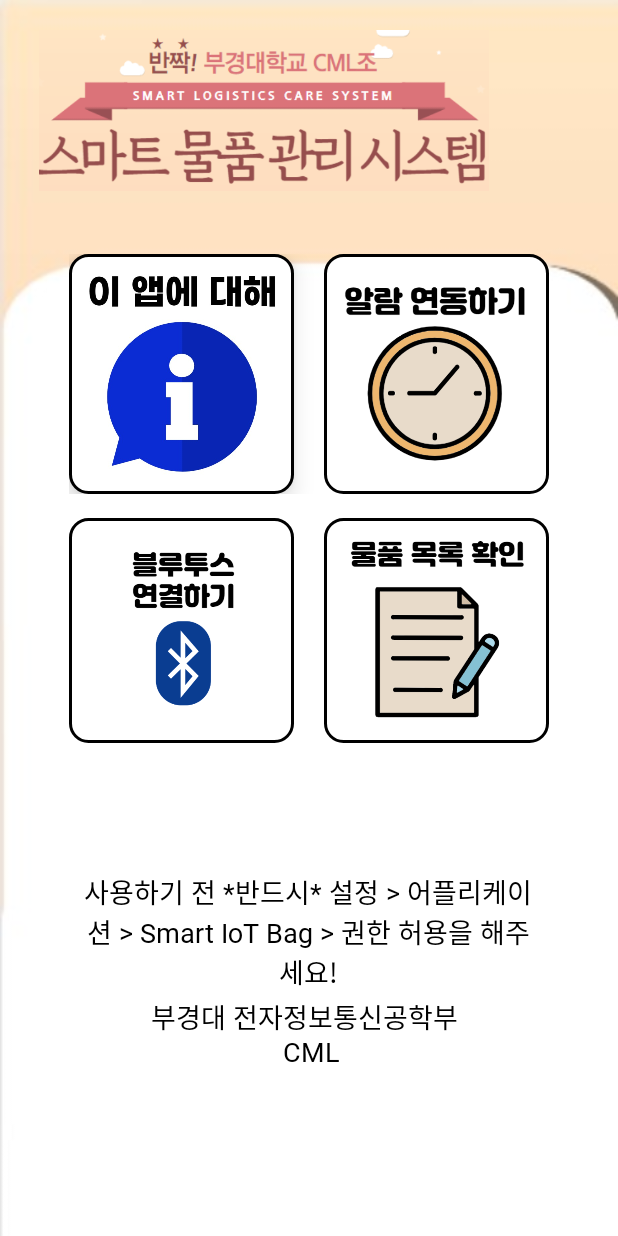
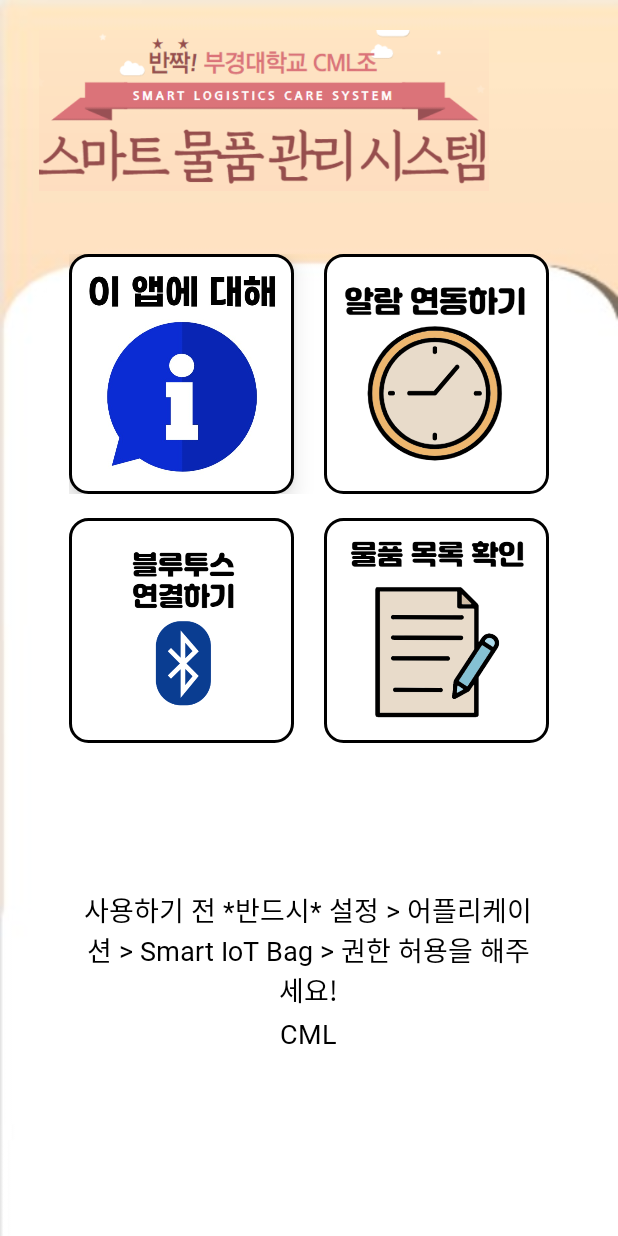
Before and after one commit to notavailiables/androidbluecon1, an Android app: the MainActivity screen opened directly, with no data from a screen before it, on a phone screen of 412 x 824 dp. Run offline under Robolectric (Android 15) with nearby library versions, the phone set to English and light mode, and no system bars; 4 statements that could not run were skipped.

Commit message:
Update strings.xml

```diff
--- a/app/src/main/res/values/strings.xml
+++ b/app/src/main/res/values/strings.xml
@@ -1,6 +1,6 @@
 <resources>
     <string name="app_name">Smart IoT Bag</string>
     <string name="main_text">사용하기 전 *반드시* 설정 > 어플리케이션 > Smart IoT Bag > 권한 허용을 해주세요! </string>
-    <string name="main_text1">부경대 전자정보통신공학부 \n CML</string>
+    <string name="main_text1">CML</string>
 
 </resources>
```
